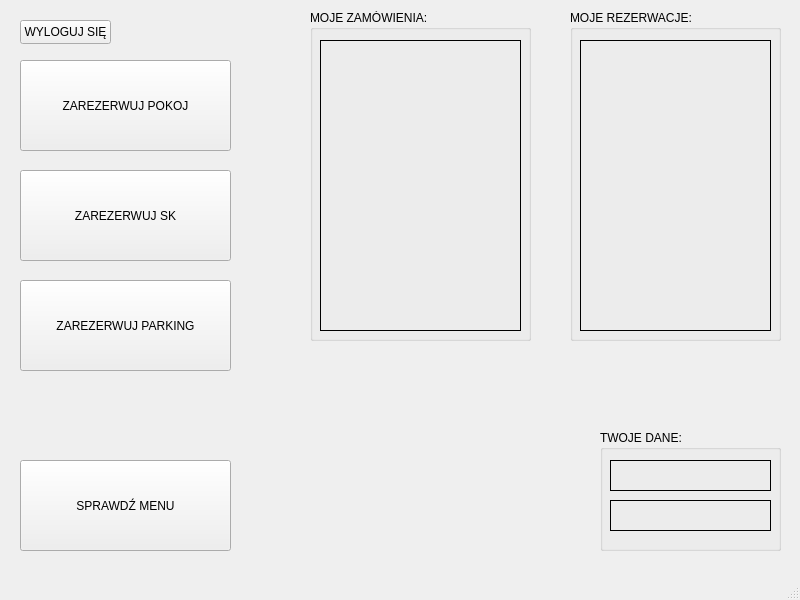
dawib19992/ZackiCody, file ProjektHotel/panelsterowania.ui: the form before one commit.
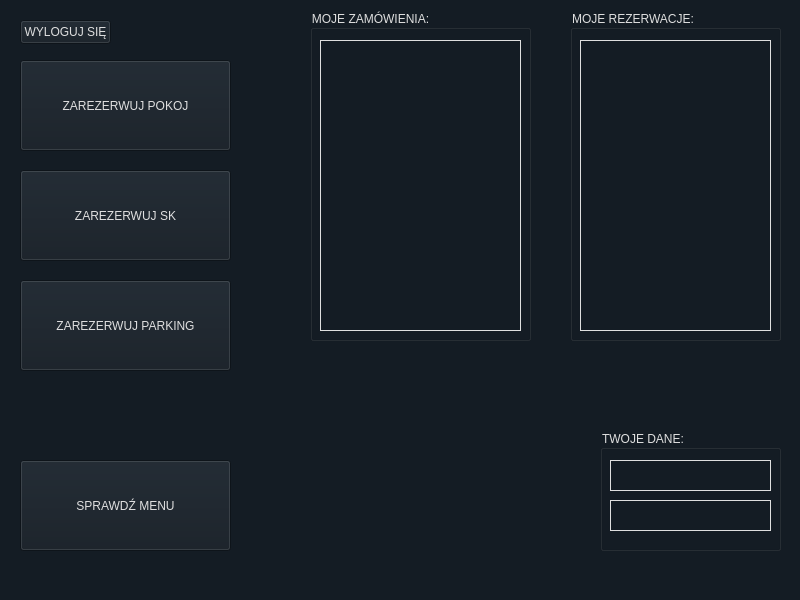
The form after the commit.

What changed in the file:
```diff
--- a/ProjektHotel/panelsterowania.ui
+++ b/ProjektHotel/panelsterowania.ui
@@ -13,6 +13,10 @@
   <property name="windowTitle">
    <string>MainWindow</string>
   </property>
+  <property name="styleSheet">
+   <string notr="true">background-color: rgb(20, 28, 36);
+color: rgb(223, 223, 223);</string>
+  </property>
   <widget class="QWidget" name="centralwidget">
    <widget class="QGroupBox" name="groupBox">
     <property name="geometry">
```
Left out of the diff: 2 changed lines with no effect on the pictures.
